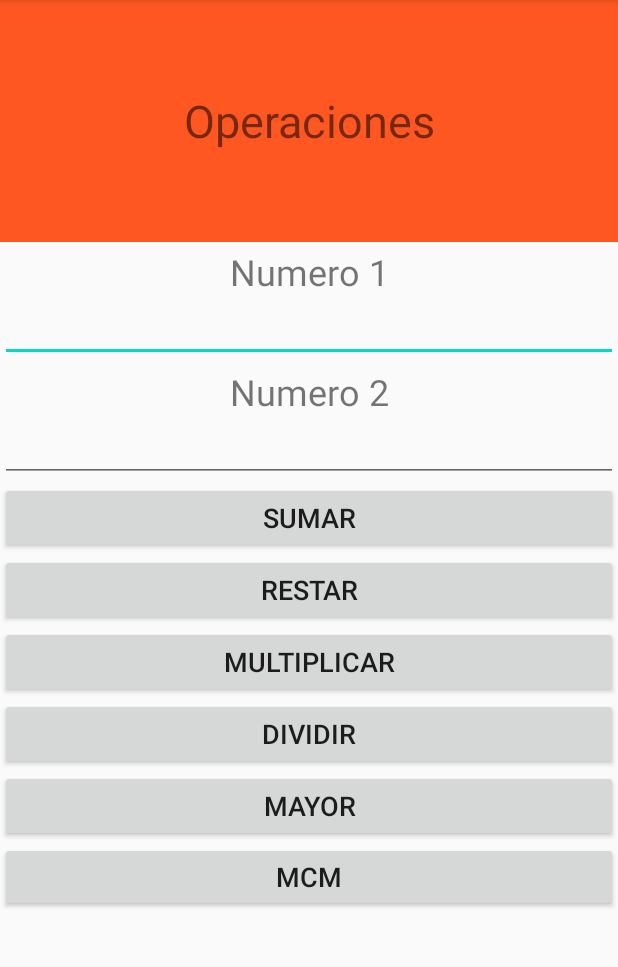
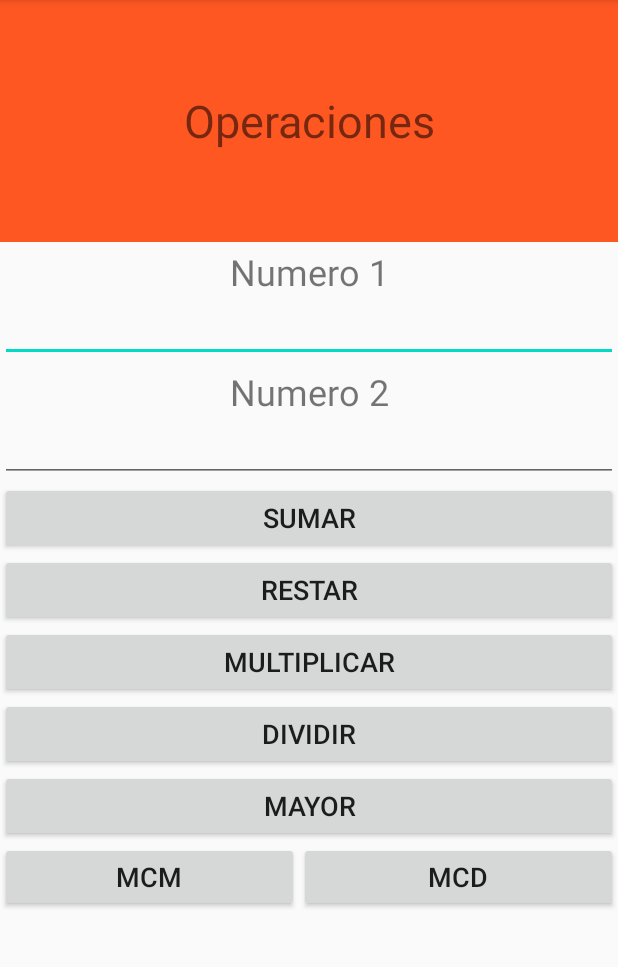
Before and after one commit to BladeNigth/TallerUnimag, an Android app: the SecondActivity screen opened directly, with no data from a screen before it, on a phone screen of 412 x 824 dp, the part 84-1051 px from its top. Run offline under Robolectric (Android 15) with nearby library versions, the phone set to English and light mode, and no system bars.

Commit message:
agregado el evento mcd, totalmente funcional

```diff
--- a/app/src/main/java/co/edu/unimagdalena/apmoviles/tallerunimag/SecondActivity.java
+++ b/app/src/main/java/co/edu/unimagdalena/apmoviles/tallerunimag/SecondActivity.java
@@ -10,7 +10,7 @@ import android.widget.Toast;
 
 public class SecondActivity extends AppCompatActivity implements View.OnClickListener {
     EditText n1,n2;
-    Button suma,resta,multi,div, mayor,mcm;
+    Button suma,resta,multi,div, mayor,mcm,mcd;
     @Override
     protected void onCreate(Bundle savedInstanceState) {
         super.onCreate(savedInstanceState);
@@ -23,12 +23,14 @@ public class SecondActivity extends AppCompatActivity implements View.OnClickLis
         div  = findViewById(R.id.btnDividir);
         mayor = findViewById(R.id.btnmayor);
         mcm = findViewById(R.id.btnmcm);
+        mcd = findViewById(R.id.btnmcd);
         suma.setOnClickListener(this);
         resta.setOnClickListener(this);
         multi.setOnClickListener(this);
         div.setOnClickListener(this);
         mayor.setOnClickListener(this);
         mcm.setOnClickListener(this);
+        mcd.setOnClickListener(this);
 
     }
 
@@ -82,6 +84,17 @@ public class SecondActivity extends AppCompatActivity implements View.OnClickLis
                 }
                 Toast.makeText(this,"mcm es:  " + mcm,Toast.LENGTH_LONG).show();
                 break;
+            case R.id.btnmcd:
+                int mcd = 0;
+                int a = Math.max(num1,num2);
+                int b = Math.min(num1,num2);
+                do{
+                    mcd = b;
+                    b = a%b;
+                    a = mcd;
+                }while(b!=0);
+                Toast.makeText(this,"MCD es: "+mcd,Toast.LENGTH_LONG).show();
+                break;
 
         }
     }
--- a/app/src/main/res/layout/activity_second.xml
+++ b/app/src/main/res/layout/activity_second.xml
@@ -96,12 +96,26 @@
             android:text="@string/mayor"
             android:textSize="18sp" />
 
-        <Button
-            android:id="@+id/btnmcm"
+        <LinearLayout
             android:layout_width="match_parent"
-            android:layout_height="wrap_content"
-            android:text="@string/mcm"
-            android:textSize="18sp" />
+            android:layout_height="match_parent"
+            android:orientation="horizontal">
+
+            <Button
+                android:id="@+id/btnmcm"
+                android:layout_width="199dp"
+                android:layout_height="wrap_content"
+                android:text="@string/mcm"
+                android:textSize="18sp" />
+
+            <Button
+                android:id="@+id/btnmcd"
+                android:layout_width="wrap_content"
+                android:layout_height="wrap_content"
+                android:layout_weight="1"
+                android:text="@string/mcd"
+                android:textSize="18sp" />
+        </LinearLayout>
 
     </LinearLayout>
 
```
